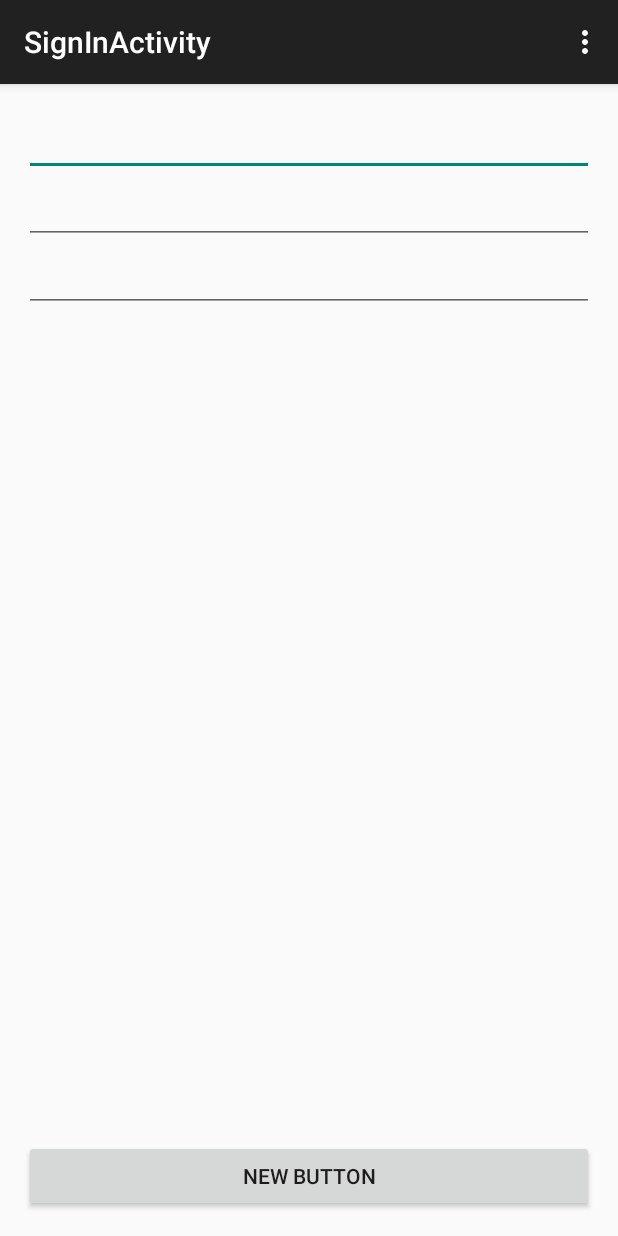
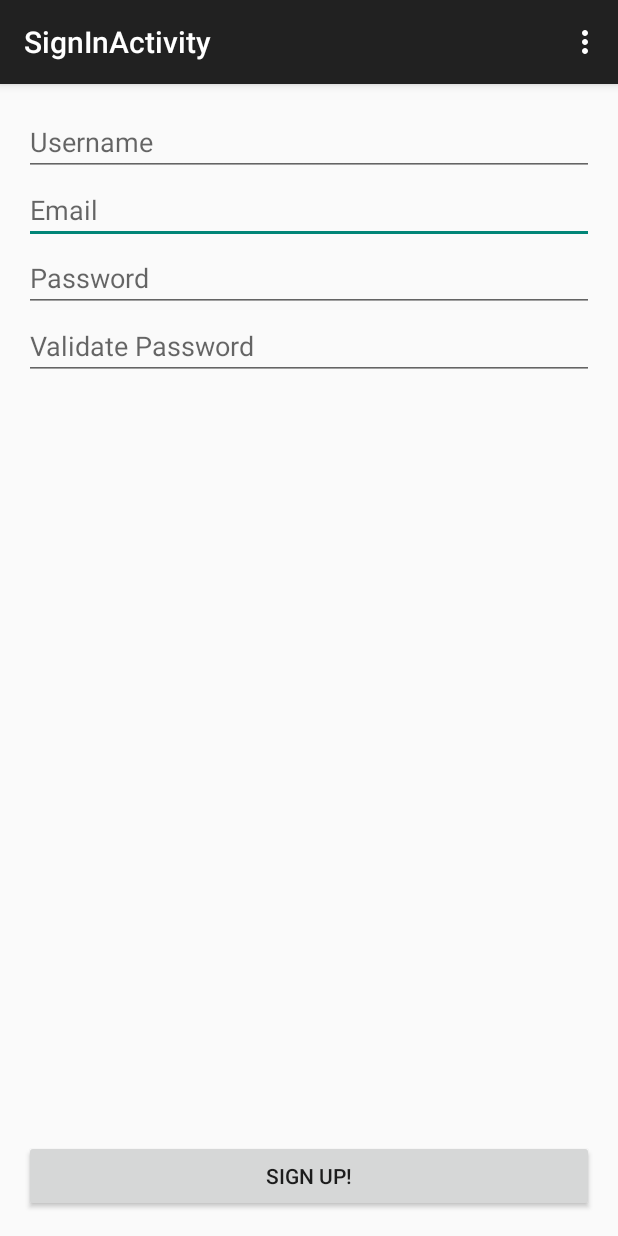
Before and after one commit to YazanKittaneh/Loggia_Android, an Android app: the SignUpActivity screen opened directly, with no data from a screen before it, on a phone screen of 412 x 824 dp. Run offline under Robolectric (Android 15) with nearby library versions, the phone set to English and light mode, and no system bars.

Commit message:
SignUp Activity and Class started

```diff
--- a/Project_Chatter2/app/src/main/java/com/example/l7/project_chatter/SignUpActivity.java
+++ b/Project_Chatter2/app/src/main/java/com/example/l7/project_chatter/SignUpActivity.java
@@ -4,14 +4,48 @@ import android.support.v7.app.ActionBarActivity;
 import android.os.Bundle;
 import android.view.Menu;
 import android.view.MenuItem;
+import android.view.View;
+import android.widget.Button;
+import android.widget.EditText;
+import android.widget.Toast;
 
 
 public class SignUpActivity extends ActionBarActivity {
+
+    private EditText mUserName;
+    private EditText mEmailInput;
+    private EditText mPassword;
+    private EditText mPasswordValidation;
+    private Button mSignUpButton;
+
 
     @Override
     protected void onCreate(Bundle savedInstanceState) {
         super.onCreate(savedInstanceState);
         setContentView(R.layout.activity_sign_up);
+
+        mUserName = (EditText) findViewById(R.id.User_Name);
+        mEmailInput = (EditText) findViewById(R.id.Email_Text);
+        mPassword = (EditText) findViewById(R.id.Password_Text);
+        mPasswordValidation = (EditText) findViewById(R.id.Password_Validation_);
+        mSignUpButton = (Button) findViewById(R.id.Sign_up_button);
+
+        mSignUpButton.setOnClickListener(new View.OnClickListener() {
+            @Override
+            public void onClick(View v) {
+               SignUpController signUpController = new SignUpController();
+                //Toast.makeText(SignUpActivity.this, "jaljglkajg", Toast.LENGTH_SHORT).show();
+
+
+                if(mPasswordValidation.getText().toString() == mPassword.getText().toString()) {
+                    Toast.makeText(SignUpActivity.this, "jaljglkajg", Toast.LENGTH_SHORT).show();
+                    signUpController.signUp(mUserName.getText().toString(), mEmailInput.getText().toString(), mPassword.getText().toString());
+                }
+                else
+                    Toast.makeText(SignUpActivity.this, "Passwords do not match", Toast.LENGTH_SHORT).show();
+            }
+        });
+
     }
 
 
--- a/Project_Chatter2/app/src/main/res/layout/activity_sign_up.xml
+++ b/Project_Chatter2/app/src/main/res/layout/activity_sign_up.xml
@@ -14,9 +14,10 @@
         android:inputType="textEmailAddress"
         android:ems="10"
         android:id="@+id/Email_Text"
-        android:layout_alignParentTop="true"
-        android:layout_alignParentLeft="true"
-        android:layout_alignParentStart="true"/>
+        android:layout_below="@+id/User_Name"
+        android:layout_alignParentRight="true"
+        android:layout_alignParentEnd="true"
+        android:hint="Email"/>
 
     <EditText
         android:layout_width="match_parent"
@@ -26,7 +27,8 @@
         android:id="@+id/Password_Text"
         android:layout_below="@+id/Email_Text"
         android:layout_alignParentLeft="true"
-        android:layout_alignParentStart="true"/>
+        android:layout_alignParentStart="true"
+        android:hint="Password"/>
 
     <EditText
         android:layout_width="match_parent"
@@ -36,15 +38,25 @@
         android:id="@+id/Password_Validation_"
         android:layout_below="@+id/Password_Text"
         android:layout_alignParentLeft="true"
-        android:layout_alignParentStart="true"/>
+        android:layout_alignParentStart="true"
+        android:hint="Validate Password"/>
 
     <Button
         android:layout_width="match_parent"
         android:layout_height="wrap_content"
-        android:text="New Button"
-        android:id="@+id/button"
+        android:text="Sign Up!"
+        android:id="@+id/Sign_up_button"
         android:layout_alignParentBottom="true"
         android:layout_alignParentLeft="true"
         android:layout_alignParentStart="true"/>
 
+    <EditText
+        android:layout_width="match_parent"
+        android:layout_height="wrap_content"
+        android:id="@+id/User_Name"
+        android:layout_alignParentTop="true"
+        android:layout_alignParentLeft="true"
+        android:layout_alignParentStart="true"
+        android:hint="Username"/>
+
 </RelativeLayout>
--- a/Project_Chatter2/app/src/main/res/values/strings.xml
+++ b/Project_Chatter2/app/src/main/res/values/strings.xml
@@ -4,10 +4,10 @@
     <string name="app_name">Chatter</string>
     <string name="hello_world">Hello world!</string>
     <string name="action_settings">Settings</string>
-    <string name="signIn">SignIn</string>
+    <string name="signUp">SignUp</string>
     <string name="logIn">LogIn</string>
     <string name="Button_name"></string>
-    <string name="title_activity_sign_in">SignInActivity</string>
+    <string name="title_activity_sign_up">SignUpActivity</string>
     <string name="title_activity_log_in">LogInActivity</string>
 
 </resources>
```
Also changed, not shown: Project_Chatter2/app/src/main/java/com/example/l7/project_chatter/MainActivity.java (+13 -4 lines), Project_Chatter2/app/src/main/java/com/example/l7/project_chatter/SignUpController.java (+35 -0 lines), Project_Chatter2/app/src/main/res/layout/activity_main.xml (+4 -6 lines), 1 other file.
